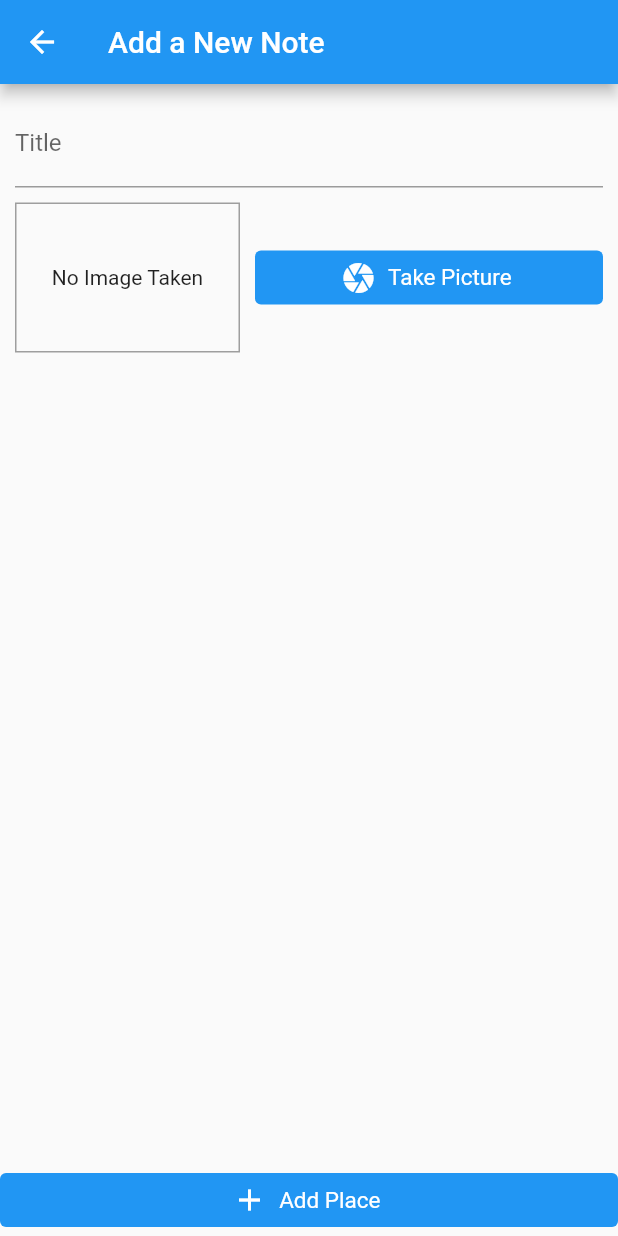
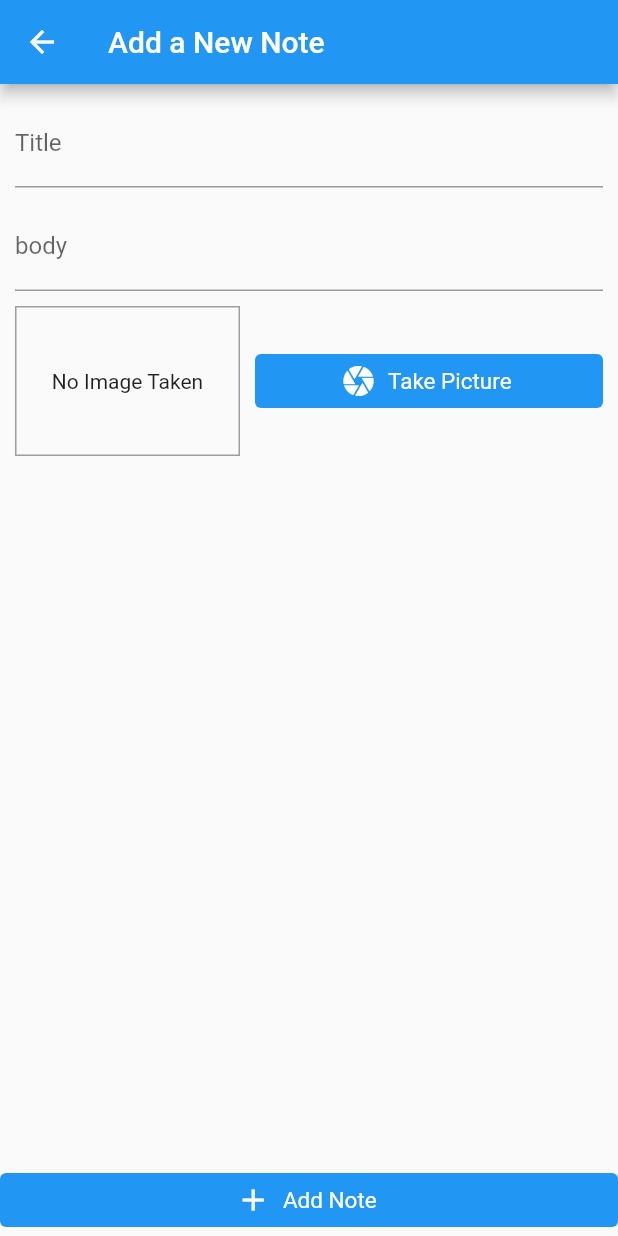
Before and after one commit to tarekmabdallah91/notes_app, a Flutter app: the screen it shows after launch, after a tap on the "add" icon, on a phone screen of 412 x 824 dp. Run offline on Flutter 3.47's test engine with Material 2 defaults, Android fonts, the phone set to English and light mode, and no system bars; our stand-ins replace image_picker.

Commit message:
- add notes to the app - update the UI for the updated list of notes - pick image from the camera

```diff
--- a/lib/main.dart
+++ b/lib/main.dart
@@ -1,10 +1,10 @@
 import 'package:flutter/material.dart';
 import 'package:notes_app/pages/add_note_page.dart';
-import 'package:notes_app/provider/NoteProvider.dart';
+import 'package:notes_app/provider/note_provider.dart';
 import 'package:provider/provider.dart';
 
-import 'pages/home_page.dart';
 import 'pages/note_details_page.dart';
+import 'pages/notes_page.dart';
 
 void main() {
   runApp(const NotesApp());
@@ -26,7 +26,7 @@ class NotesApp extends StatelessWidget {
         theme: ThemeData(
           primarySwatch: Colors.blue,
         ),
-        home: HomePage(),
+        home: NotesPage(),
         routes: {
           NoteDetailsPage.route: (context) => NoteDetailsPage(),
           AddNotePage.route: (context) => AddNotePage(),
--- a/lib/models/note_model.dart
+++ b/lib/models/note_model.dart
@@ -2,7 +2,7 @@ class NoteModel {
   String title;
   String body;
   DateTime dateTime = DateTime.now();
-  String imageUrl = '';
+  String imageUrl;
 
-  NoteModel({required this.title, required this.body});
+  NoteModel({required this.title, required this.body, this.imageUrl = ''});
 }
--- a/lib/pages/add_note_page.dart
+++ b/lib/pages/add_note_page.dart
@@ -1,17 +1,47 @@
+import 'dart:io';
+
 import 'package:flutter/material.dart';
+import 'package:notes_app/models/note_model.dart';
+import 'package:notes_app/provider/note_provider.dart';
+import 'package:provider/provider.dart';
 
 import '../widgets/image_input.dart';
 
-class AddNotePage extends StatelessWidget {
+class AddNotePage extends StatefulWidget {
   static const route = '/AddNotePage';
 
   @override
+  State<AddNotePage> createState() => _AddNotePageState();
+}
+
+class _AddNotePageState extends State<AddNotePage> {
+  final _titleController = TextEditingController();
+  final _bodyController = TextEditingController();
+  File? _pickedImage;
+
+  void _selectImage(File pickedImage) {
+    _pickedImage = pickedImage;
+  }
+
+  void saveNote() {
+    if (_titleController.text.isEmpty ||
+        _bodyController.text.isEmpty ||
+        _pickedImage == null) return;
+
+    NoteModel noteModel = NoteModel(
+      title: _titleController.text,
+      body: _bodyController.text,
+      imageUrl: _pickedImage!.path,
+    );
+    Provider.of<NoteProvider>(context, listen: false).addNote(noteModel);
+    Navigator.of(context).pop();
+  }
+
+  @override
   Widget build(BuildContext context) {
-    final _titleController = TextEditingController();
-
     return Scaffold(
       appBar: AppBar(
-        title: Text('Add a New Note'),
+        title: const Text('Add a New Note'),
       ),
       body: Column(
         crossAxisAlignment: CrossAxisAlignment.stretch,
@@ -19,28 +49,35 @@ class AddNotePage extends StatelessWidget {
           Expanded(
             child: SingleChildScrollView(
               child: Padding(
-                padding: EdgeInsets.all(10),
+                padding: const EdgeInsets.all(10),
                 child: Column(
                   children: <Widget>[
                     TextField(
-                      decoration: InputDecoration(labelText: 'Title'),
+                      decoration: const InputDecoration(labelText: 'Title'),
                       controller: _titleController,
                     ),
-                    SizedBox(
+                    const SizedBox(
                       height: 10,
                     ),
-                    ImageInput(),
+                    TextField(
+                      decoration: const InputDecoration(labelText: 'body'),
+                      controller: _bodyController,
+                    ),
+                    const SizedBox(
+                      height: 10,
+                    ),
+                    ImageInput(_selectImage),
                   ],
                 ),
               ),
             ),
           ),
           ElevatedButton.icon(
-            icon: Icon(Icons.add),
-            label: Text('Add Place'),
-            onPressed: () {},
+            icon: const Icon(Icons.add),
+            label: const Text('Add Note'),
+            onPressed: saveNote,
             style: ElevatedButton.styleFrom(
-              textStyle: TextStyle(fontSize: 15),
+              textStyle: const TextStyle(fontSize: 15),
               elevation: 0,
             ),
           ),
--- a/lib/pages/home_page.dart
+++ /dev/null
@@ -1,36 +0,0 @@
-import 'package:flutter/material.dart';
-import 'package:notes_app/pages/add_note_page.dart';
-import 'package:provider/provider.dart';
-
-import '../provider/NoteProvider.dart';
-import '../widgets/notes_list_item.dart';
-
-class HomePage extends StatelessWidget {
-  void openAddNotePage(BuildContext context) {
-    Navigator.of(context).pushNamed(AddNotePage.route);
-  }
-
-  @override
-  Widget build(BuildContext context) {
-    final notes = Provider.of<NoteProvider>(context).getNotes();
-    print("build home page");
-    return Scaffold(
-      appBar: AppBar(
-        title: Text('Notes'),
-        actions: [
-          IconButton(
-            onPressed: () => openAddNotePage(context),
-            icon: Icon(Icons.add),
-          )
-        ],
-      ),
-      body: Center(
-        child: ListView.builder(
-            itemBuilder: (context, index) => NoteListItem(
-                  note: notes[index],
-                ),
-            itemCount: notes.length),
-      ),
-    );
-  }
-}
--- /dev/null
+++ b/lib/pages/notes_page.dart
@@ -0,0 +1,41 @@
+import 'package:flutter/material.dart';
+import 'package:notes_app/pages/add_note_page.dart';
+import 'package:provider/provider.dart';
+
+import '../provider/note_provider.dart';
+import '../widgets/notes_list_item.dart';
+
+class NotesPage extends StatelessWidget {
+  void openAddNotePage(BuildContext context) {
+    Navigator.of(context).pushNamed(AddNotePage.route);
+  }
+
+  @override
+  Widget build(BuildContext context) {
+    // final notes = Provider.of<NoteProvider>(context).getNotes();
+    print("build notes page");
+    return Scaffold(
+      appBar: AppBar(
+        title: const Text('Notes'),
+        actions: [
+          IconButton(
+            onPressed: () => openAddNotePage(context),
+            icon: const Icon(Icons.add),
+          )
+        ],
+      ),
+      body: Consumer<NoteProvider>(
+        child: const Center(
+          child: Text('No Notes Added!, You can add now'),
+        ),
+        builder: (context, notes, consumerChild) => notes.notes.isEmpty
+            ? consumerChild!
+            : ListView.builder(
+                itemBuilder: (context, index) => NoteListItem(
+                      note: notes.notes[index],
+                    ),
+                itemCount: notes.notes.length),
+      ),
+    );
+  }
+}
--- a/lib/provider/NoteProvider.dart
+++ b/lib/provider/note_provider.dart
@@ -1,7 +1,7 @@
 import 'package:flutter/material.dart';
 import 'package:notes_app/models/note_model.dart';
 
-class NoteProvider extends ChangeNotifier {
+class NoteProvider with ChangeNotifier {
   List<NoteModel> notes = [
     NoteModel(title: 'Note1', body: 'booooody1'),
     NoteModel(title: 'Note2', body: 'booooody2booooody2'),
@@ -12,4 +12,9 @@ class NoteProvider extends ChangeNotifier {
   ];
 
   List<NoteModel> getNotes() => notes;
+
+  void addNote(NoteModel noteModel) {
+    notes.add(noteModel);
+    notifyListeners();
+  }
 }
--- a/lib/widgets/image_input.dart
+++ b/lib/widgets/image_input.dart
@@ -6,25 +6,32 @@ import 'package:path/path.dart' as path;
 import 'package:path_provider/path_provider.dart' as syspaths;
 
 class ImageInput extends StatefulWidget {
+  final Function onSelectImage;
+
+  ImageInput(this.onSelectImage);
+
   @override
   _ImageInputState createState() => _ImageInputState();
 }
 
 class _ImageInputState extends State<ImageInput> {
-  File? _storedImage;
+  XFile? _storedImage;
 
   Future<void> _takePicture() async {
-    final imageFile = await ImagePicker.platform.pickImage(
+    final imageFile = await ImagePicker().pickImage(
       source: ImageSource.camera,
       maxWidth: 600,
     );
     setState(() {
-      _storedImage = imageFile as File;
+      _storedImage = imageFile;
     });
     final appDir = await syspaths.getApplicationDocumentsDirectory();
     final fileName = path.basename(imageFile!.path);
     final savedImage =
         await File(imageFile.path).copy('${appDir.path}/$fileName');
+    print('${appDir.path}/$fileName');
+    print(savedImage.path);
+    widget.onSelectImage(savedImage);
   }
 
   @override
@@ -37,29 +44,29 @@ class _ImageInputState extends State<ImageInput> {
           decoration: BoxDecoration(
             border: Border.all(width: 1, color: Colors.grey),
           ),
+          alignment: Alignment.center,
           child: _storedImage != null
               ? Image.file(
-                  _storedImage!,
+                  File(_storedImage!.path),
                   fit: BoxFit.cover,
                   width: double.infinity,
                 )
-              : Text(
+              : const Text(
                   'No Image Taken',
                   textAlign: TextAlign.center,
                 ),
-          alignment: Alignment.center,
         ),
-        SizedBox(
+        const SizedBox(
           width: 10,
         ),
         Expanded(
           child: ElevatedButton.icon(
-            icon: Icon(Icons.camera),
-            label: Text('Take Picture'),
+            icon: const Icon(Icons.camera),
+            label: const Text('Take Picture'),
             style: ElevatedButton.styleFrom(
               foregroundColor: Colors.white,
               backgroundColor: Theme.of(context).primaryColor,
-              textStyle: TextStyle(fontSize: 15),
+              textStyle: const TextStyle(fontSize: 15),
               elevation: 0,
             ),
             onPressed: _takePicture,
```
Also changed, not shown: 1 other file.
